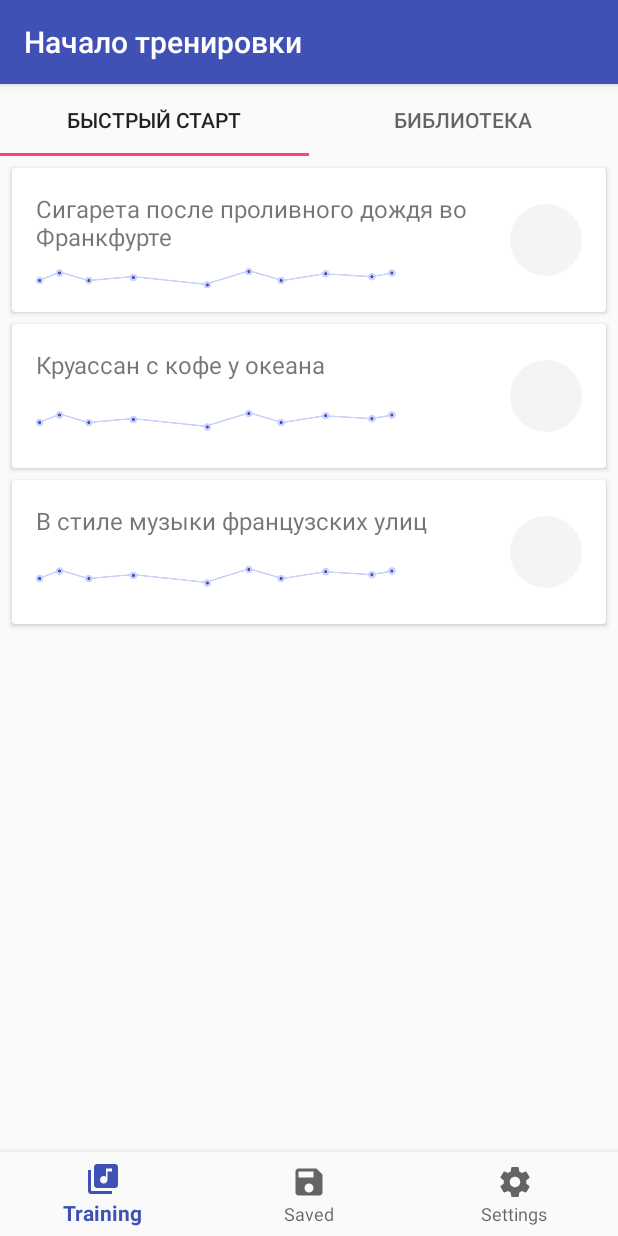
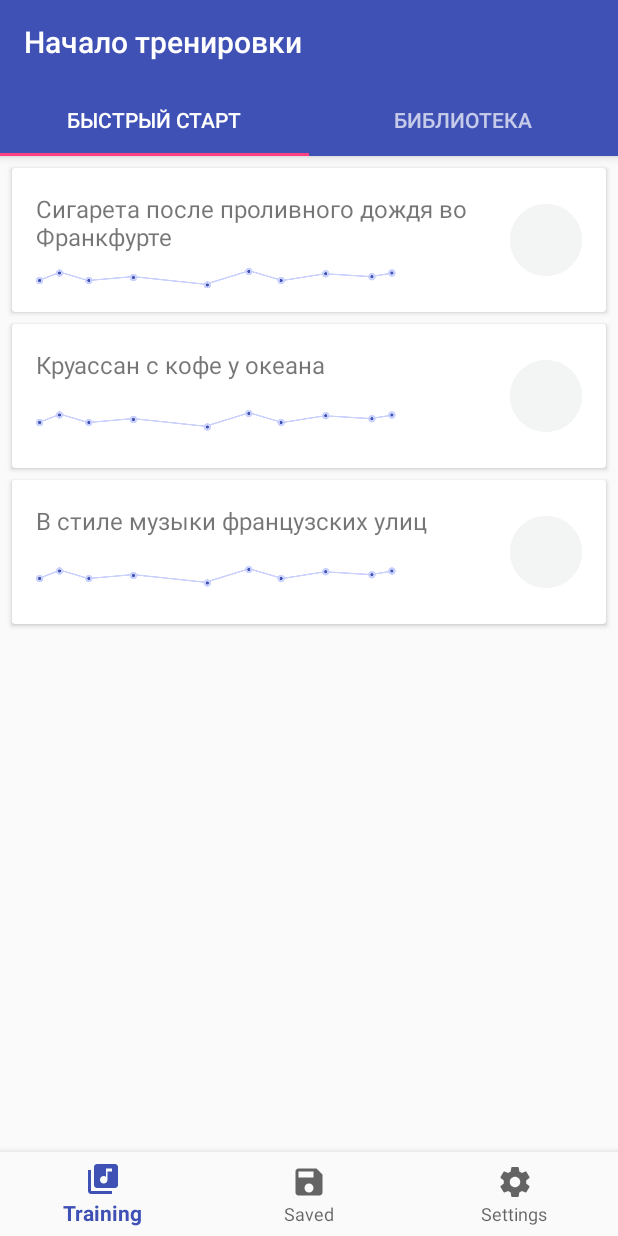
Before and after one commit to mlipkovich/VocalWarmUp, an Android app: the screen it shows after launch (TrainingActivity), on a phone screen of 412 x 824 dp. Run offline under Robolectric (Android 15) with nearby library versions, the phone set to English and light mode, and no system bars.

Commit message:
VWU-30: Improve styles for Training tabs

```diff
--- a/app/src/main/AndroidManifest.xml
+++ b/app/src/main/AndroidManifest.xml
@@ -9,10 +9,11 @@
         android:roundIcon="@mipmap/ic_launcher_round"
         android:supportsRtl="true"
         android:theme="@style/AppTheme">
-        <activity android:name=".ui.training.TrainingActivity">
+        <activity
+            android:name=".ui.training.TrainingActivity"
+            android:theme="@style/AppTheme.NoAppBar">
             <intent-filter>
                 <action android:name="android.intent.action.MAIN" />
-
                 <category android:name="android.intent.category.LAUNCHER" />
             </intent-filter>
         </activity>
--- a/app/src/main/java/com/berniac/vocalwarmup/ui/BottomNavigationActivity.java
+++ b/app/src/main/java/com/berniac/vocalwarmup/ui/BottomNavigationActivity.java
@@ -55,7 +55,7 @@ public abstract class BottomNavigationActivity extends AppCompatActivity {
             }
         });
 
-        topBar = getSupportActionBar();
+        initActionBar();
         presenter.onViewCreated();
     }
 
@@ -69,6 +69,10 @@ public abstract class BottomNavigationActivity extends AppCompatActivity {
     public void onPause() {
         super.onPause();
         presenter.onPause();
+    }
+
+    protected void initActionBar() {
+        topBar = getSupportActionBar();
     }
 
     public void setScreenTitle(String title) {
--- a/app/src/main/java/com/berniac/vocalwarmup/ui/data/WarmUpRepository.java
+++ b/app/src/main/java/com/berniac/vocalwarmup/ui/data/WarmUpRepository.java
@@ -26,9 +26,11 @@ public class WarmUpRepository implements IWarmUpRepository {
         WARM_UP_CATEGORIES.add(new WarmUpCategory("Для профессионалов_3", R.drawable.ic_category));
         WARM_UP_CATEGORIES.add(new WarmUpCategory("Для Ильи", R.drawable.ic_category));
 
-        WARM_UP_PATTERNS.add(new WarmUpPattern("Сигарета после проливного дождя во Франкфурте", R.drawable.pattern_visualisation, 0));
-        WARM_UP_PATTERNS.add(new WarmUpPattern("Круассан с кофе у океана", R.drawable.pattern_visualisation, 0));
-        WARM_UP_PATTERNS.add(new WarmUpPattern("В стиле музыки французских улиц", R.drawable.pattern_visualisation, 0));
+        // TODO: For what you need 'playButtonId'? They all have the same icon, no?
+        // Now the icon doesn't show and I don't understand why.
+        WARM_UP_PATTERNS.add(new WarmUpPattern("Сигарета после проливного дождя во Франкфурте", R.drawable.pattern_visualisation, R.drawable.listen_pattern_button));
+        WARM_UP_PATTERNS.add(new WarmUpPattern("Круассан с кофе у океана", R.drawable.pattern_visualisation, R.drawable.listen_pattern_button));
+        WARM_UP_PATTERNS.add(new WarmUpPattern("В стиле музыки французских улиц", R.drawable.pattern_visualisation, R.drawable.listen_pattern_button));
     }
 
     public int getCategoriesCount() {
--- a/app/src/main/java/com/berniac/vocalwarmup/ui/training/TrainingActivity.java
+++ b/app/src/main/java/com/berniac/vocalwarmup/ui/training/TrainingActivity.java
@@ -7,6 +7,7 @@ import android.support.v4.app.Fragment;
 import android.support.v4.app.FragmentManager;
 import android.support.v4.app.FragmentStatePagerAdapter;
 import android.support.v4.view.ViewPager;
+import android.support.v7.widget.Toolbar;
 
 import com.berniac.vocalwarmup.R;
 import com.berniac.vocalwarmup.ui.BottomNavigationActivity;
@@ -28,6 +29,14 @@ public class TrainingActivity extends BottomNavigationActivity {
 
         TabLayout tabLayout = (TabLayout) findViewById(R.id.tabs_training);
         tabLayout.setupWithViewPager(viewPager);
+    }
+
+    @Override
+    protected void initActionBar() {
+        Toolbar toolbar = (Toolbar) findViewById(R.id.toolbar);
+        setSupportActionBar(toolbar);
+
+        topBar = getSupportActionBar();
     }
 
     @Override
--- a/app/src/main/res/layout/activity_training.xml
+++ b/app/src/main/res/layout/activity_training.xml
@@ -6,41 +6,35 @@
     android:layout_height="match_parent"
     tools:context="com.berniac.vocalwarmup.ui.training.TrainingActivity">
 
-    <!--<android.support.design.widget.AppBarLayout-->
-        <!--android:id="@+id/appbar"-->
-        <!--android:layout_width="match_parent"-->
-        <!--android:layout_height="wrap_content"-->
-        <!--android:theme="@style/ThemeOverlay.AppCompat.Dark.ActionBar">-->
+    <android.support.design.widget.AppBarLayout
+        android:id="@+id/appbar"
+        android:layout_width="match_parent"
+        android:layout_height="wrap_content"
+        android:theme="@style/ThemeOverlay.AppCompat.Dark.ActionBar">
 
-        <!--<android.support.v7.widget.Toolbar-->
-            <!--android:id="@+id/toolbar"-->
-            <!--android:layout_width="match_parent"-->
-            <!--android:layout_height="wrap_content"-->
-            <!--android:background="?attr/colorPrimary"-->
-            <!--android:minHeight="?attr/actionBarSize"-->
-            <!--app:layout_scrollFlags="scroll|enterAlways|snap"-->
-            <!--app:popupTheme="@style/ThemeOverlay.AppCompat.Light" />-->
+        <android.support.v7.widget.Toolbar
+            android:id="@+id/toolbar"
+            android:layout_width="match_parent"
+            android:layout_height="wrap_content"
+            android:background="?attr/colorPrimary"
+            android:minHeight="?attr/actionBarSize"
+            app:layout_scrollFlags="scroll|enterAlways|snap"
+            app:popupTheme="@style/ThemeOverlay.AppCompat.Light" />
 
-        <!--<android.support.design.widget.TabLayout-->
-            <!--android:id="@+id/tabs_training"-->
-            <!--android:layout_width="match_parent"-->
-            <!--android:layout_height="wrap_content"-->
-            <!--app:tabIndicatorColor="@color/colorAccent" />-->
+        <android.support.design.widget.TabLayout
+            android:id="@+id/tabs_training"
+            android:layout_width="match_parent"
+            android:layout_height="wrap_content"
+            app:tabIndicatorColor="@color/colorAccent" />
 
-    <!--</android.support.design.widget.AppBarLayout>-->
-
-    <android.support.design.widget.TabLayout
-        android:id="@+id/tabs_training"
-        android:layout_width="match_parent"
-        android:layout_height="wrap_content"/>
+    </android.support.design.widget.AppBarLayout>
 
     <android.support.v4.view.ViewPager
         android:id="@+id/pager_training"
         android:layout_width="match_parent"
         android:layout_height="0dp"
         app:layout_constraintBottom_toBottomOf="@+id/bottom_navigation"
-        app:layout_constraintTop_toBottomOf="@id/tabs_training" />
-        <!--app:layout_constraintTop_toBottomOf="@+id/appbar" />-->
+        app:layout_constraintTop_toBottomOf="@+id/appbar" />
 
     <include
         android:id="@+id/bottom_navigation"
--- a/app/src/main/res/values/styles.xml
+++ b/app/src/main/res/values/styles.xml
@@ -6,6 +6,11 @@
         <item name="colorPrimary">@color/colorPrimary</item>
         <item name="colorPrimaryDark">@color/colorPrimaryDark</item>
         <item name="colorAccent">@color/colorAccent</item>
+    </style>
+
+    <style name="AppTheme.NoAppBar">
+        <item name="windowActionBar">false</item>
+        <item name="windowNoTitle">true</item>
     </style>
 
     <style name="CardText">
```
